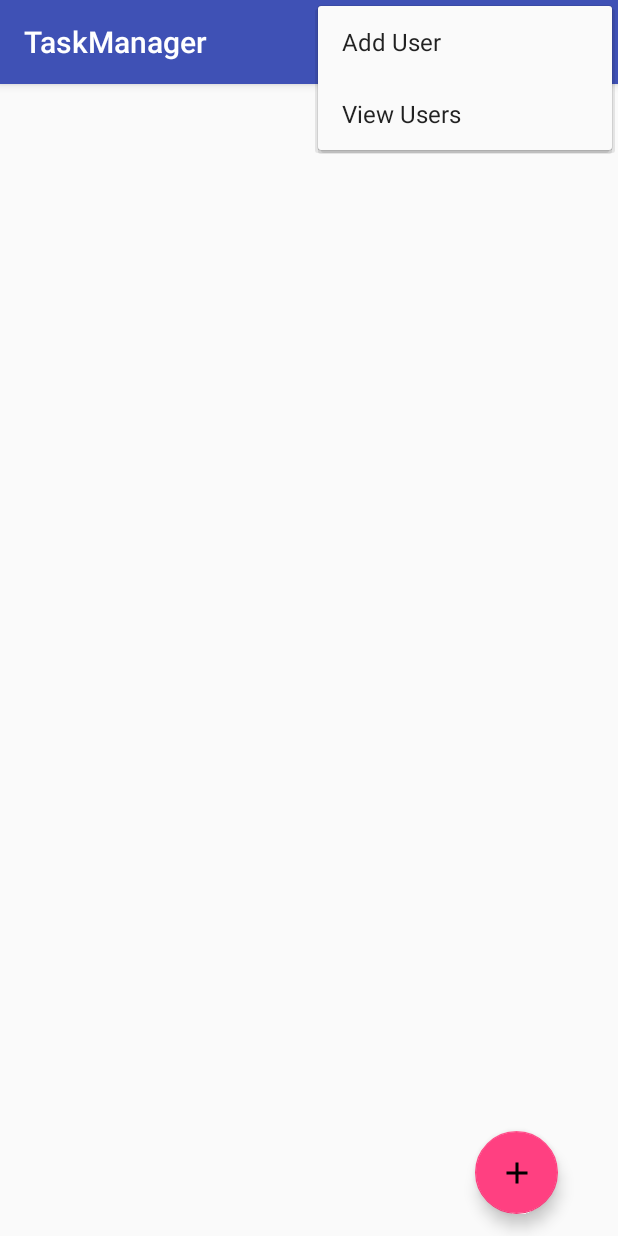
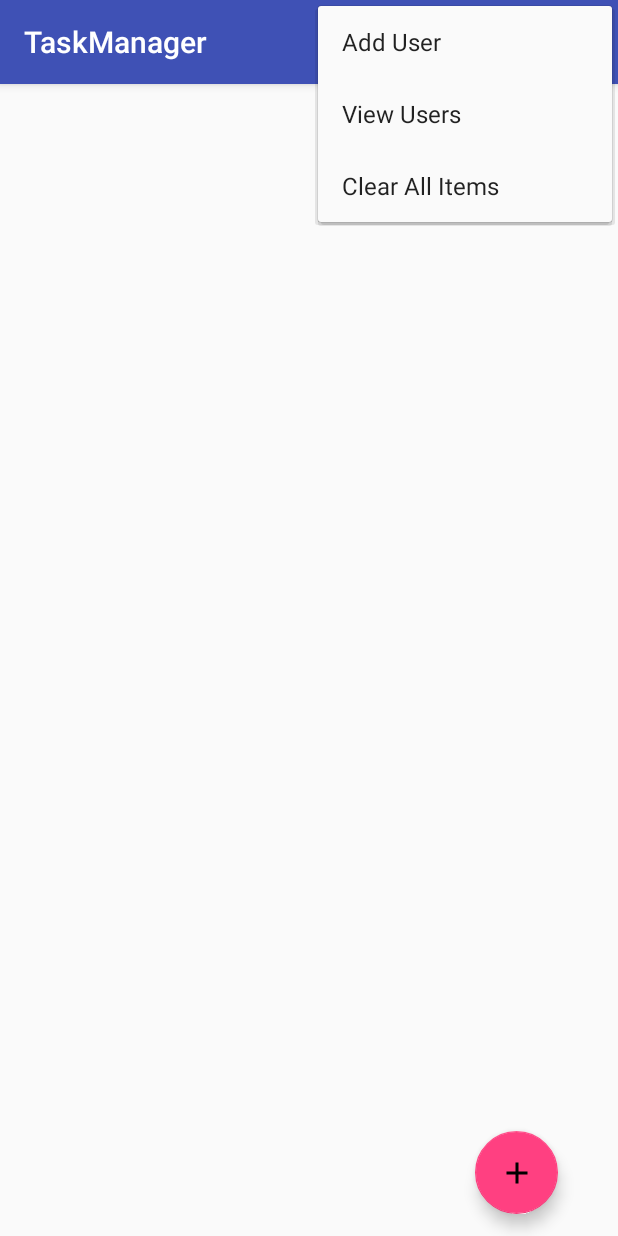
Before and after one commit to Raajesh12/Shopping_Collaborator_App, an Android app: the ItemsActivity screen opened directly, with no data from a screen before it, with the options menu open, on a phone screen of 412 x 824 dp. Run offline under Robolectric (Android 15) with nearby library versions, the light colour scheme and no system bars; 1 statement that could not run was skipped.

Commit message:
delete all items method

```diff
--- a/app/src/main/java/com/example/raajesharunachalam/taskmanager/endpoints/ItemEndpoints.java
+++ b/app/src/main/java/com/example/raajesharunachalam/taskmanager/endpoints/ItemEndpoints.java
@@ -39,6 +39,10 @@ public interface ItemEndpoints {
     @DELETE("/items/{itemId}")
     Call<Void> deleteItem(@Path("itemId") long itemId);
 
+    @Headers("Token: 5c8ab94e-3c95-40f9-863d-e31ae49e5d8d")
+    @DELETE("/items/delete_all")
+    Call<Void> deleteAllItems(@Query("gid") long gid, @Query("uid") long uid);
+
     Retrofit retrofit = new Retrofit.Builder()
             .baseUrl("http://taskmanager.host")
             .addConverterFactory(GsonConverterFactory.create())
--- a/app/src/main/res/menu/items_menu.xml
+++ b/app/src/main/res/menu/items_menu.xml
@@ -10,4 +10,8 @@
         android:title="View Users"
         app:showAsAction="never"/>
 
+    <item android:id="@+id/clear_items"
+        android:title="Clear All Items"
+        app:showAsAction="never"/>
+
 </menu>
--- a/app/src/main/res/values/strings.xml
+++ b/app/src/main/res/values/strings.xml
@@ -28,4 +28,8 @@
     <string name="item_mark_done">Item has been deleted and price added to total.</string>
     <string name="actual_price">Actual Price</string>
     <string name="actual_price_message">Enter an actual price for the item to remove it from the list.</string>
+    <string name="deleted_all_items">You have deleted all items from the group.</string>
+    <string name="delete_all_warning">Are you sure you want to clear all items from the group?</string>
+    <string name="delete_all_title">Delete All</string>
+    <string name="only_owner_clear_message">Only the group owner can delete all items.</string>
 </resources>
```
Also changed, not shown: app/src/main/java/com/example/raajesharunachalam/taskmanager/ItemsActivity.java (+37 -0 lines).
